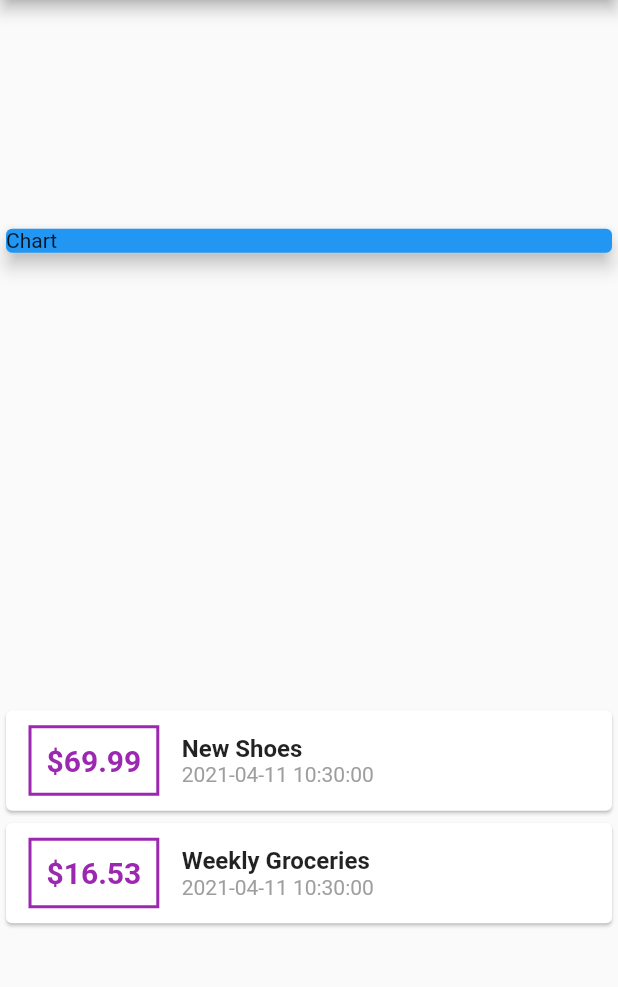
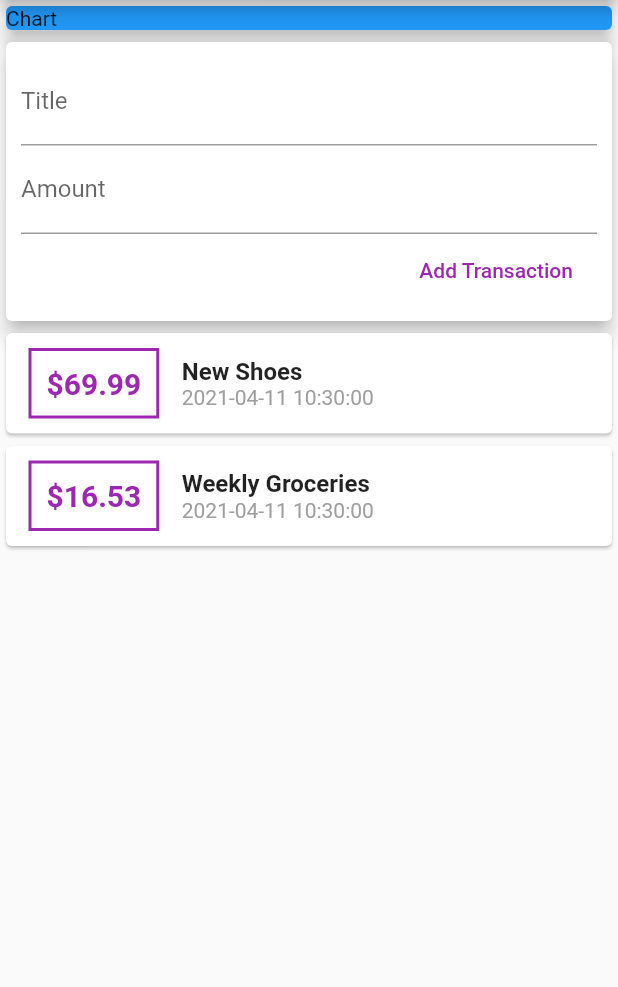
Before and after one commit to davidevanoni/flutter-expense-app, a Flutter app: the screen it shows after launch, on a phone screen of 412 x 824 dp, the part 84-1071 px from its top. Run offline on Flutter 3.47's test engine with Material 2 defaults, Android fonts, the phone set to English and light mode, and no system bars.

Commit message:
Refactored the application. Added listView builder for scrolling transactions list

```diff
--- a/lib/main.dart
+++ b/lib/main.dart
@@ -1,6 +1,6 @@
-import './transaction.dart';
 import 'package:flutter/material.dart';
-import 'package:intl/intl.dart';
+
+import 'widgets/user_transactions.dart';
 
 void main() {
   runApp(MyApp());
@@ -17,29 +17,14 @@ class MyApp extends StatelessWidget {
 }
 
 class MyHomePage extends StatelessWidget {
-  final List<Transaction> transactions = [
-    Transaction(
-      id: 't1',
-      title: 'New Shoes',
-      amount: 69.99,
-      date: DateTime.now(),
-    ),
-    Transaction(
-      id: 't2',
-      title: 'Weekly Groceries',
-      amount: 16.53,
-      date: DateTime.now(),
-    ),
-  ];
-
   @override
   Widget build(BuildContext context) {
     return Scaffold(
       appBar: AppBar(
         title: Text('Expense App'),
       ),
-      body: Column(
-        mainAxisAlignment: MainAxisAlignment.spaceAround,
+      body: SingleChildScrollView(
+        child: Column(
           crossAxisAlignment: CrossAxisAlignment.stretch,
           children: <Widget>[
             Container(
@@ -50,54 +35,9 @@ class MyHomePage extends StatelessWidget {
                 elevation: 5,
               ),
             ),
-          Column(
-            children: transactions.map((tx) {
-              return Card(
-                child: Row(
-                  children: <Widget>[
-                    Container(
-                      margin: EdgeInsets.symmetric(
-                        vertical: 10,
-                        horizontal: 15,
-                      ),
-                      decoration: BoxDecoration(
-                        border: Border.all(
-                          color: Colors.purple,
-                          width: 2,
-                        ),
-                      ),
-                      padding: EdgeInsets.all(10),
-                      child: Text(
-                        '\$${tx.amount}',
-                        style: TextStyle(
-                          fontWeight: FontWeight.bold,
-                          fontSize: 20,
-                          color: Colors.purple,
-                        ),
-                      ),
-                    ),
-                    Column(
-                      crossAxisAlignment: CrossAxisAlignment.start,
-                      children: <Widget>[
-                        Text(
-                          tx.title,
-                          style: TextStyle(
-                            fontSize: 16,
-                            fontWeight: FontWeight.bold,
-                          ),
-                        ),
-                        Text(
-                          DateFormat('yyyy-MM-dd HH:mm:ss').format(tx.date),
-                          style: TextStyle(color: Colors.grey),
-                        ),
+            UserTransactions(),
           ],
         ),
-                  ],
-                ),
-              );
-            }).toList(),
-          ),
-        ],
       ),
     );
   }
--- /dev/null
+++ b/lib/widgets/new_transaction.dart
@@ -0,0 +1,44 @@
+import 'package:flutter/material.dart';
+
+class NewTransaction extends StatelessWidget {
+  final Function addTx;
+  final titleController = TextEditingController();
+  final amountController = TextEditingController();
+
+  NewTransaction(this.addTx);
+
+  @override
+  Widget build(BuildContext context) {
+    return Container(
+      child: Card(
+        elevation: 5,
+        child: Container(
+          padding: EdgeInsets.all(10),
+          child: Column(
+            crossAxisAlignment: CrossAxisAlignment.end,
+            children: <Widget>[
+              TextField(
+                decoration: InputDecoration(labelText: 'Title'),
+                controller: titleController,
+              ),
+              TextField(
+                decoration: InputDecoration(labelText: 'Amount'),
+                controller: amountController,
+              ),
+              FlatButton(
+                onPressed: () {
+                  addTx(
+                    titleController.text,
+                    double.parse(amountController.text),
+                  );
+                },
+                child: Text('Add Transaction'),
+                textColor: Colors.purple,
+              ),
+            ],
+          ),
+        ),
+      ),
+    );
+  }
+}
--- /dev/null
+++ b/lib/widgets/transaction_list.dart
@@ -0,0 +1,64 @@
+import 'package:flutter/material.dart';
+import 'package:intl/intl.dart';
+import '../models/transaction.dart';
+
+class TransactionList extends StatelessWidget {
+  final List<Transaction> transactions;
+
+  TransactionList(this.transactions);
+
+  @override
+  Widget build(BuildContext context) {
+    return Container(
+      height: 300,
+      child: ListView.builder(
+        itemBuilder: (ctx, index) {
+          return Card(
+            child: Row(
+              children: <Widget>[
+                Container(
+                  margin: EdgeInsets.symmetric(
+                    vertical: 10,
+                    horizontal: 15,
+                  ),
+                  decoration: BoxDecoration(
+                    border: Border.all(
+                      color: Colors.purple,
+                      width: 2,
+                    ),
+                  ),
+                  padding: EdgeInsets.all(10),
+                  child: Text(
+                    '\$${transactions[index].amount}',
+                    style: TextStyle(
+                      fontWeight: FontWeight.bold,
+                      fontSize: 20,
+                      color: Colors.purple,
+                    ),
+                  ),
+                ),
+                Column(
+                  crossAxisAlignment: CrossAxisAlignment.start,
+                  children: <Widget>[
+                    Text(
+                      transactions[index].title,
+                      style: TextStyle(
+                        fontSize: 16,
+                        fontWeight: FontWeight.bold,
+                      ),
+                    ),
+                    Text(
+                      DateFormat('yyyy-MM-dd HH:mm:ss').format(transactions[index].date),
+                      style: TextStyle(color: Colors.grey),
+                    ),
+                  ],
+                ),
+              ],
+            ),
+          );
+        },
+        itemCount: transactions.length,
+      ),
+    );
+  }
+}
--- /dev/null
+++ b/lib/widgets/user_transactions.dart
@@ -0,0 +1,47 @@
+import 'package:flutter/material.dart';
+import './new_transaction.dart';
+import './transaction_list.dart';
+import '../models/transaction.dart';
+
+class UserTransactions extends StatefulWidget {
+  @override
+  _UserTransactionsState createState() => _UserTransactionsState();
+}
+
+class _UserTransactionsState extends State<UserTransactions> {
+  final List<Transaction> _userTransactions = [
+    Transaction(
+      id: 't1',
+      title: 'New Shoes',
+      amount: 69.99,
+      date: DateTime.now(),
+    ),
+    Transaction(
+      id: 't2',
+      title: 'Weekly Groceries',
+      amount: 16.53,
+      date: DateTime.now(),
+    ),
+  ];
+
+  void _addNewTransaction(String txTitle, double txAmount) {
+    final newTx = Transaction(
+        id: DateTime.now().toString(),
+        title: txTitle,
+        amount: txAmount,
+        date: DateTime.now());
+    setState(() {
+      _userTransactions.add(newTx);
+    });
+  }
+
+  @override
+  Widget build(BuildContext context) {
+    return Column(
+      children: <Widget>[
+        NewTransaction(_addNewTransaction),
+        TransactionList(_userTransactions),
+      ],
+    );
+  }
+}
```
Also changed, not shown: lib/models/transaction.dart (renamed from lib/transaction.dart). Lines whose indentation alone changed are shown as unchanged.
